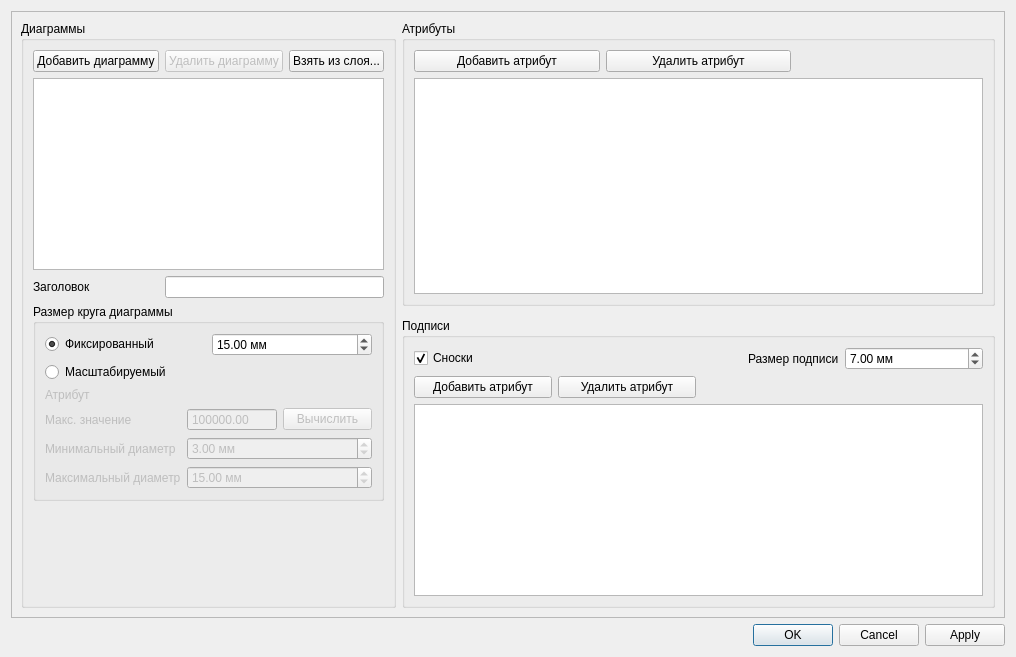
First picture: the form in qgis_pds_bubblesetup_base.ui, repository vvkond/QGIS, before the edit.
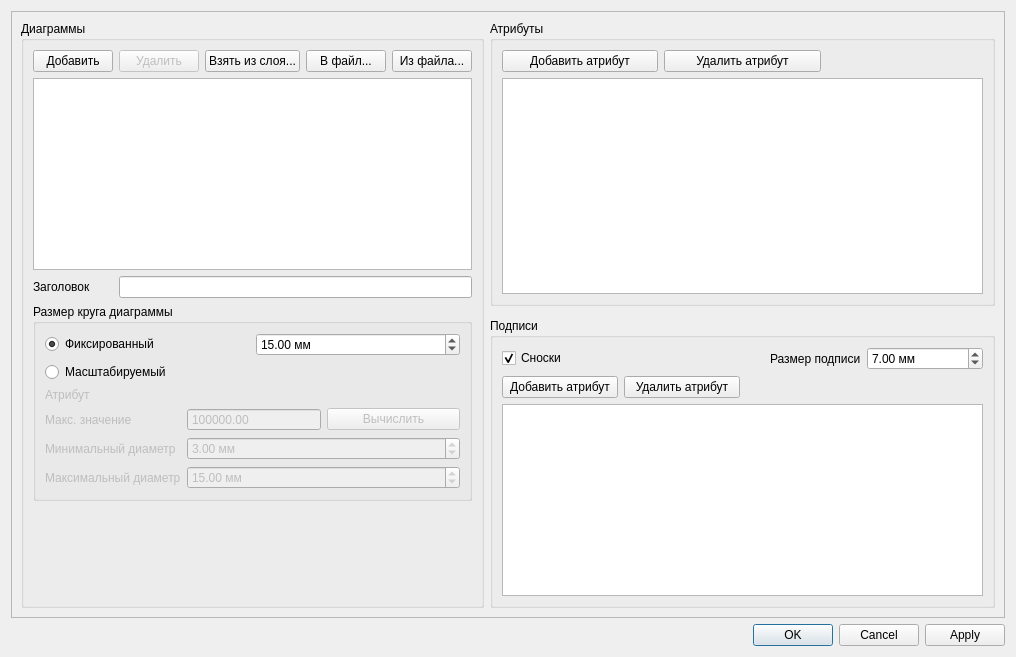
Second picture: the form after the edit.

```diff
--- a/qgis_pds_bubblesetup_base.ui
+++ b/qgis_pds_bubblesetup_base.ui
@@ -140,8 +140,12 @@
           <string>Диаграммы</string>
          </property>
          <layout class="QGridLayout" name="gridLayout_2">
-          <item row="1" column="0" colspan="3">
-           <widget class="QListWidget" name="mDiagrammsListWidget"/>
+          <item row="2" column="0">
+           <widget class="QLabel" name="label_2">
+            <property name="text">
+             <string>Заголовок</string>
+            </property>
+           </widget>
           </item>
           <item row="5" column="0">
            <spacer name="verticalSpacer">
@@ -156,8 +160,15 @@
             </property>
            </spacer>
           </item>
-          <item row="2" column="1" colspan="2">
-           <widget class="QLineEdit" name="titleEdit"/>
+          <item row="0" column="1">
+           <widget class="QPushButton" name="mDeleteDiagramm">
+            <property name="enabled">
+             <bool>false</bool>
+            </property>
+            <property name="text">
+             <string>Удалить</string>
+            </property>
+           </widget>
           </item>
           <item row="0" column="2">
            <widget class="QPushButton" name="mImportFromLayer">
@@ -169,28 +180,31 @@
           <item row="0" column="0">
            <widget class="QPushButton" name="mAddDiagramm">
             <property name="text">
-             <string>Добавить диаграмму</string>
+             <string>Добавить</string>
             </property>
            </widget>
           </item>
-          <item row="2" column="0">
-           <widget class="QLabel" name="label_2">
+          <item row="0" column="3">
+           <widget class="QPushButton" name="mSaveToFile">
             <property name="text">
-             <string>Заголовок</string>
+             <string>В файл...</string>
             </property>
            </widget>
           </item>
-          <item row="0" column="1">
-           <widget class="QPushButton" name="mDeleteDiagramm">
-            <property name="enabled">
-             <bool>false</bool>
-            </property>
+          <item row="0" column="4">
+           <widget class="QPushButton" name="mReadFromFile">
             <property name="text">
-             <string>Удалить диаграмму</string>
+             <string>Из файла...</string>
             </property>
            </widget>
           </item>
-          <item row="4" column="0" colspan="3">
+          <item row="1" column="0" colspan="5">
+           <widget class="QListWidget" name="mDiagrammsListWidget"/>
+          </item>
+          <item row="2" column="1" colspan="4">
+           <widget class="QLineEdit" name="titleEdit"/>
+          </item>
+          <item row="4" column="0" colspan="5">
            <widget class="QGroupBox" name="groupBox_3">
             <property name="title">
              <string>Размер круга диаграммы</string>
@@ -241,20 +255,13 @@
                 <property name="margin">
                  <number>0</number>
                 </property>
-                <item row="4" column="0">
+                <item row="5" column="0">
                  <widget class="QLabel" name="label_5">
                   <property name="text">
                    <string>Максимальный диаметр</string>
                   </property>
                  </widget>
                 </item>
-                <item row="3" column="0">
-                 <widget class="QLabel" name="label_4">
-                  <property name="text">
-                   <string>Минимальный диаметр</string>
-                  </property>
-                 </widget>
-                </item>
                 <item row="0" column="0">
                  <widget class="QLabel" name="label_3">
                   <property name="text">
@@ -262,21 +269,59 @@
                   </property>
                  </widget>
                 </item>
-                <item row="1" column="0">
+                <item row="4" column="0">
+                 <widget class="QLabel" name="label_4">
+                  <property name="text">
+                   <string>Минимальный диаметр</string>
+                  </property>
+                 </widget>
+                </item>
+                <item row="4" column="1" colspan="2">
+                 <widget class="QDoubleSpinBox" name="minDiagrammSize">
+                  <property name="suffix">
+                   <string> мм</string>
+                  </property>
+                  <property name="decimals">
+                   <number>2</number>
+                  </property>
+                  <property name="maximum">
+                   <double>999999.000000000000000</double>
+                  </property>
+                  <property name="singleStep">
+                   <double>1.000000000000000</double>
+                  </property>
+                  <property name="value">
+                   <double>3.000000000000000</double>
+                  </property>
+                 </widget>
+                </item>
+                <item row="5" column="1" colspan="2">
+                 <widget class="QDoubleSpinBox" name="maxDiagrammSize">
+                  <property name="suffix">
+                   <string> мм</string>
+                  </property>
+                  <property name="decimals">
+                   <number>2</number>
+                  </property>
+                  <property name="maximum">
+                   <double>999999999.000000000000000</double>
+                  </property>
+                  <property name="singleStep">
+                   <double>1.000000000000000</double>
+                  </property>
+                  <property name="value">
+                   <double>15.000000000000000</double>
+                  </property>
+                 </widget>
+                </item>
+                <item row="2" column="0">
                  <widget class="QLabel" name="label_6">
                   <property name="text">
                    <string>Макс. значение</string>
                   </property>
                  </widget>
                 </item>
-                <item row="1" column="2">
-                 <widget class="QPushButton" name="scalePushButton">
-                  <property name="text">
-                   <string>Вычислить</string>
-                  </property>
-                 </widget>
-                </item>
-                <item row="1" column="1">
+                <item row="2" column="1">
                  <widget class="QDoubleSpinBox" name="scaleEdit">
                   <property name="buttonSymbols">
                    <enum>QAbstractSpinBox::NoButtons</enum>
@@ -289,43 +334,15 @@
                   </property>
                  </widget>
                 </item>
-                <item row="3" column="1" colspan="2">
-                 <widget class="QDoubleSpinBox" name="minDiagrammSize">
-                  <property name="suffix">
-                   <string> мм</string>
-                  </property>
-                  <property name="decimals">
-                   <number>2</number>
-                  </property>
-                  <property name="maximum">
-                   <double>999999.000000000000000</double>
-                  </property>
-                  <property name="singleStep">
-                   <double>1.000000000000000</double>
-                  </property>
-                  <property name="value">
-                   <double>3.000000000000000</double>
+                <item row="2" column="2">
+                 <widget class="QPushButton" name="scalePushButton">
+                  <property name="text">
+                   <string>Вычислить</string>
                   </property>
                  </widget>
                 </item>
-                <item row="4" column="1" colspan="2">
-                 <widget class="QDoubleSpinBox" name="maxDiagrammSize">
-                  <property name="suffix">
-                   <string> мм</string>
-                  </property>
-                  <property name="decimals">
-                   <number>2</number>
-                  </property>
-                  <property name="maximum">
-                   <double>999999999.000000000000000</double>
-                  </property>
-                  <property name="singleStep">
-                   <double>1.000000000000000</double>
-                  </property>
-                  <property name="value">
-                   <double>15.000000000000000</double>
-                  </property>
-                 </widget>
+                <item row="1" column="0" colspan="3">
+                 <layout class="QHBoxLayout" name="horizontalLayout"/>
                 </item>
                </layout>
               </widget>
```
